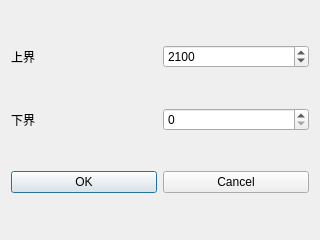
This is forms/dialogdisplayrange.ui in zhoutl1106/pjt2 as Qt 5 draws it before an edit. The edited form follows.
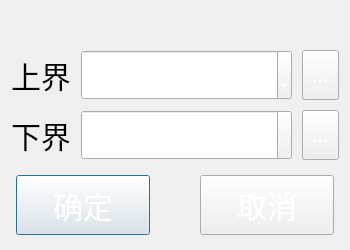
This is the edited form. Icons and pictures are not drawn.

Commit message: cntChcek & cmd left

What changed in the file:
```diff
--- a/forms/dialogdisplayrange.ui
+++ b/forms/dialogdisplayrange.ui
@@ -6,23 +6,101 @@
    <rect>
     <x>0</x>
     <y>0</y>
-    <width>320</width>
-    <height>240</height>
+    <width>350</width>
+    <height>250</height>
    </rect>
   </property>
   <property name="windowTitle">
    <string>Dialog</string>
   </property>
+  <property name="styleSheet">
+   <string notr="true">QDialog {border-image: url(:/image/tipsBkg.png);}
+QWidget
+{
+    font-size:30px;
+}
+QToolButton
+{
+	font-size:20px;
+    border-image: url(:/image/btnG.png);
+    color: rgb(255, 255, 255);
+}
+
+QToolButton:pressed
+{
+    border-image: url(:/image/btnR.png);
+}
+QPushButton
+{
+    border-image: url(:/image/btnG.png);
+    color: rgb(255, 255, 255);
+}
+
+QPushButton:pressed
+{
+    border-image: url(:/image/btnR.png);
+}
+QSpinBox
+{
+        text-align:center;
+        color:rgb(255,255,255);
+        border-image: url(:/image/btnR.png) no-repeat;
+}
+
+QSpinBox::up-button
+{
+        subcontrol-position:right;
+        width:50px;
+        height:50px;
+        image: url(:/image/upArrow.png);
+}
+
+QSpinBox::down-button
+{
+        subcontrol-position:left;
+        width:50px;
+        height:50px;
+        image: url(:/image/downArrow.png);
+}
+</string>
+  </property>
   <layout class="QGridLayout" name="gridLayout">
-   <item row="0" column="0">
+   <property name="topMargin">
+    <number>50</number>
+   </property>
+   <property name="bottomMargin">
+    <number>10</number>
+   </property>
+   <property name="spacing">
+    <number>10</number>
+   </property>
+   <item row="0" column="2">
     <widget class="QLabel" name="label">
+     <property name="sizePolicy">
+      <sizepolicy hsizetype="Preferred" vsizetype="Preferred">
+       <horstretch>0</horstretch>
+       <verstretch>0</verstretch>
+      </sizepolicy>
+     </property>
      <property name="text">
       <string>上界</string>
      </property>
     </widget>
    </item>
-   <item row="0" column="1">
+   <item row="0" column="3">
     <widget class="QSpinBox" name="spinBoxUpper">
+     <property name="sizePolicy">
+      <sizepolicy hsizetype="MinimumExpanding" vsizetype="Fixed">
+       <horstretch>0</horstretch>
+       <verstretch>0</verstretch>
+      </sizepolicy>
+     </property>
+     <property name="minimumSize">
+      <size>
+       <width>0</width>
+       <height>50</height>
+      </size>
+     </property>
      <property name="maximum">
       <number>4096</number>
      </property>
@@ -31,34 +109,109 @@
      </property>
     </widget>
    </item>
-   <item row="1" column="0">
+   <item row="1" column="2">
     <widget class="QLabel" name="label_2">
+     <property name="sizePolicy">
+      <sizepolicy hsizetype="Preferred" vsizetype="Preferred">
+       <horstretch>0</horstretch>
+       <verstretch>0</verstretch>
+      </sizepolicy>
+     </property>
      <property name="text">
       <string>下界</string>
      </property>
     </widget>
    </item>
-   <item row="1" column="1">
+   <item row="1" column="3">
     <widget class="QSpinBox" name="spinBoxLower">
+     <property name="sizePolicy">
+      <sizepolicy hsizetype="MinimumExpanding" vsizetype="Fixed">
+       <horstretch>0</horstretch>
+       <verstretch>0</verstretch>
+      </sizepolicy>
+     </property>
+     <property name="minimumSize">
+      <size>
+       <width>0</width>
+       <height>50</height>
+      </size>
+     </property>
      <property name="maximum">
       <number>4096</number>
      </property>
     </widget>
    </item>
-   <item row="2" column="0">
-    <widget class="QPushButton" name="pushButton">
+   <item row="0" column="4">
+    <widget class="QToolButton" name="toolButton">
+     <property name="sizePolicy">
+      <sizepolicy hsizetype="Fixed" vsizetype="Preferred">
+       <horstretch>0</horstretch>
+       <verstretch>0</verstretch>
+      </sizepolicy>
+     </property>
      <property name="text">
-      <string>OK</string>
+      <string>...</string>
      </property>
     </widget>
    </item>
-   <item row="2" column="1">
-    <widget class="QPushButton" name="pushButton_2">
+   <item row="1" column="4">
+    <widget class="QToolButton" name="toolButton_2">
+     <property name="sizePolicy">
+      <sizepolicy hsizetype="Fixed" vsizetype="Preferred">
+       <horstretch>0</horstretch>
+       <verstretch>0</verstretch>
+      </sizepolicy>
+     </property>
      <property name="text">
-      <string>Cancel</string>
+      <string>...</string>
      </property>
     </widget>
    </item>
+   <item row="2" column="2" colspan="3">
+    <layout class="QHBoxLayout" name="horizontalLayout">
+     <property name="spacing">
+      <number>50</number>
+     </property>
+     <property name="leftMargin">
+      <number>5</number>
+     </property>
+     <property name="topMargin">
+      <number>5</number>
+     </property>
+     <property name="rightMargin">
+      <number>5</number>
+     </property>
+     <property name="bottomMargin">
+      <number>5</number>
+     </property>
+     <item>
+      <widget class="QPushButton" name="pushButton">
+       <property name="sizePolicy">
+        <sizepolicy hsizetype="Minimum" vsizetype="Preferred">
+         <horstretch>0</horstretch>
+         <verstretch>0</verstretch>
+        </sizepolicy>
+       </property>
+       <property name="text">
+        <string>确定</string>
+       </property>
+      </widget>
+     </item>
+     <item>
+      <widget class="QPushButton" name="pushButton_2">
+       <property name="sizePolicy">
+        <sizepolicy hsizetype="Minimum" vsizetype="Preferred">
+         <horstretch>0</horstretch>
+         <verstretch>0</verstretch>
+        </sizepolicy>
+       </property>
+       <property name="text">
+        <string>取消</string>
+       </property>
+      </widget>
+     </item>
+    </layout>
+   </item>
   </layout>
  </widget>
  <resources/>
```
Left out of the diff: 3 changed lines with no effect on the pictures. The commit also changes 63 other files.
